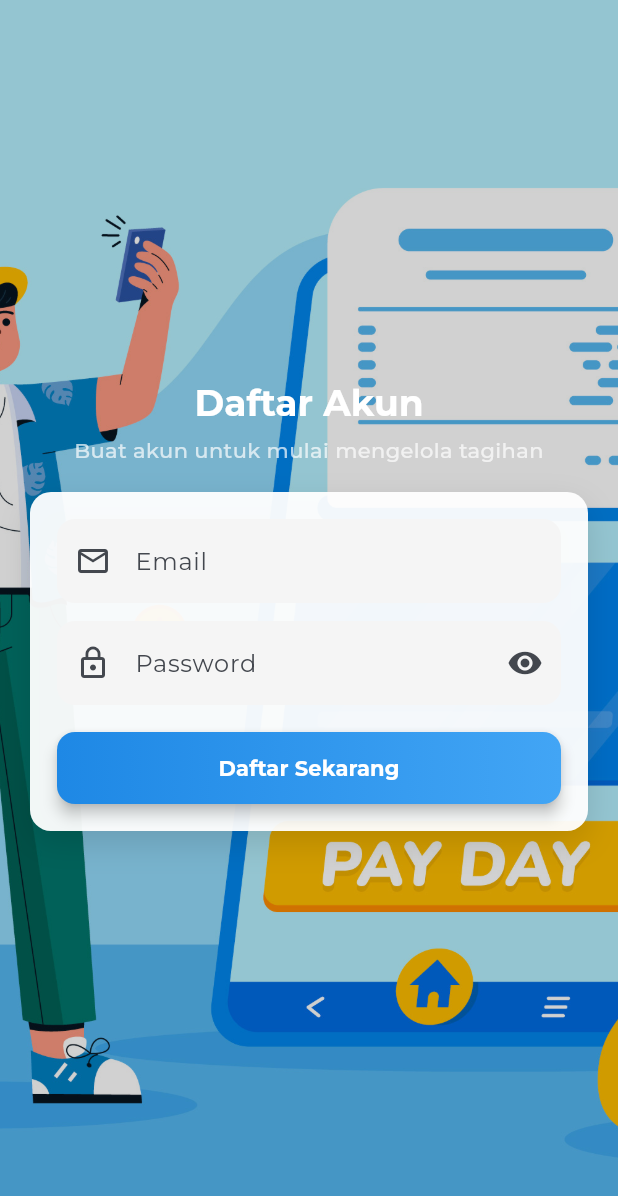
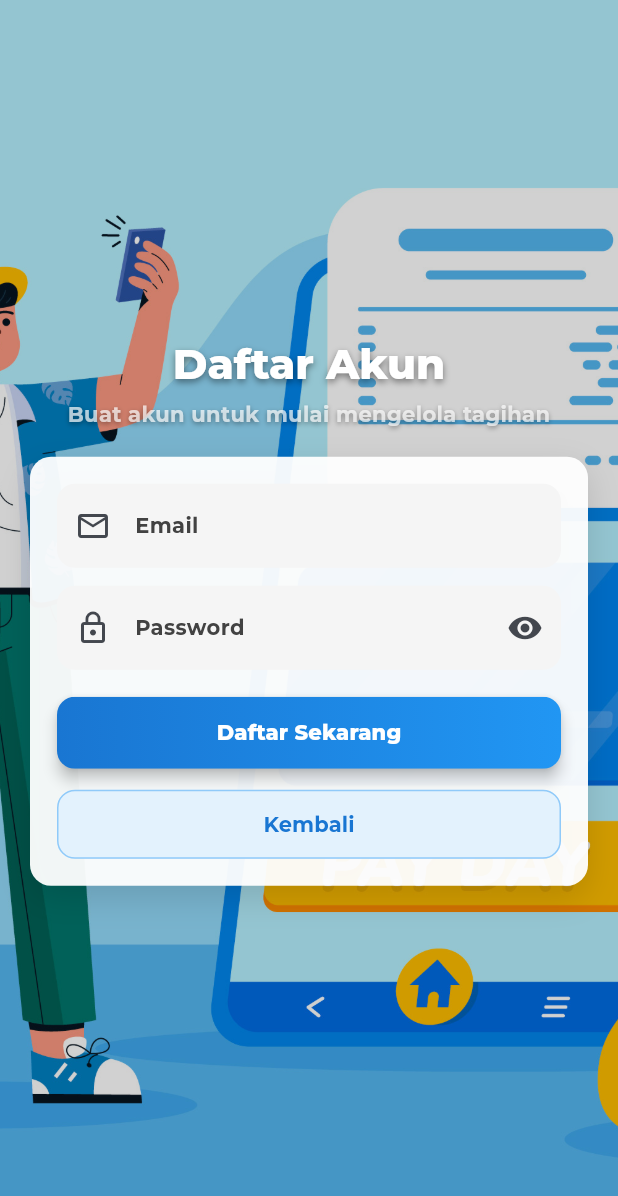
Before and after one commit to Samuel16299/mobile_app, a Flutter app: the RegisterScreen screen opened directly, on a phone screen of 412 x 824 dp. Shown: the top 1196 px of the screen. Run offline on Flutter 3.47's test engine with Material 3 defaults, Android fonts, the phone set to English and light mode, and no system bars; our stand-ins replace cloud_firestore, firebase_auth, firebase_core, flutter_local_notifications, flutter_riverpod, google_fonts and 2 more; accounts and stored records are empty.

Commit message:
perbarui ui register dan tambah tombol kembali

```diff
--- a/lib/features/bills/presentation/screens/register_screen.dart
+++ b/lib/features/bills/presentation/screens/register_screen.dart
@@ -26,12 +26,10 @@ class _RegisterScreenState extends ConsumerState<RegisterScreen> {
 
       if (!mounted) return;
 
-      // Tampilkan notifikasi sukses
       ScaffoldMessenger.of(context).showSnackBar(
         const SnackBar(content: Text('Registrasi berhasil')),
       );
 
-      // Kembali ke layar login
       Navigator.pop(context);
     } catch (e) {
       if (!mounted) return;
@@ -45,8 +43,43 @@ class _RegisterScreenState extends ConsumerState<RegisterScreen> {
 
   @override
   Widget build(BuildContext context) {
-    // Mengambil tema global dari main.dart (sudah Montserrat)
     final theme = Theme.of(context);
+
+    final titleStyle = theme.textTheme.headlineSmall?.copyWith(
+      color: Colors.white,
+      fontWeight: FontWeight.w800,
+      fontSize: 28,
+      shadows: const [
+        Shadow(
+          color: Colors.black45,
+          offset: Offset(0, 2),
+          blurRadius: 6,
+        ),
+      ],
+    );
+
+    final subtitleStyle = theme.textTheme.bodyMedium?.copyWith(
+      color: Colors.white70,
+      fontWeight: FontWeight.w700,
+      fontSize: 14,
+      shadows: const [
+        Shadow(
+          color: Colors.black38,
+          offset: Offset(0, 1),
+          blurRadius: 4,
+        ),
+      ],
+    );
+
+    final cardLabelStyle = theme.textTheme.bodyMedium?.copyWith(
+      color: Colors.grey.shade800,
+      fontWeight: FontWeight.w700,
+    );
+
+    final buttonTextStyle = theme.textTheme.labelLarge?.copyWith(
+      color: Colors.white,
+      fontWeight: FontWeight.w800,
+    );
 
     return Scaffold(
       body: Stack(
@@ -65,28 +98,23 @@ class _RegisterScreenState extends ConsumerState<RegisterScreen> {
           SafeArea(
             child: Center(
               child: SingleChildScrollView(
-                padding: const EdgeInsets.symmetric(horizontal: 20, vertical: 24),
+                padding:
+                const EdgeInsets.symmetric(horizontal: 20, vertical: 24),
                 child: Column(
                   mainAxisSize: MainAxisSize.min,
                   children: [
-                    Text(
-                      'Daftar Akun',
-                      textAlign: TextAlign.center,
-                      style: theme.textTheme.headlineSmall?.copyWith(
-                        color: Colors.white,
-                        fontWeight: FontWeight.w700,
-                      ),
-                    ),
+                    const SizedBox(height: 8),
+
+                    Text('Daftar Akun', style: titleStyle),
                     const SizedBox(height: 6),
                     Text(
                       'Buat akun untuk mulai mengelola tagihan',
-                      style: theme.textTheme.bodyMedium?.copyWith(
-                        color: Colors.white70,
-                        fontWeight: FontWeight.w500,
+                      textAlign: TextAlign.center,
+                      style: subtitleStyle,
                     ),
-                      textAlign: TextAlign.center,
-                    ),
+
                     const SizedBox(height: 18),
+
                     Container(
                       width: double.infinity,
                       constraints: const BoxConstraints(maxWidth: 520),
@@ -102,9 +130,7 @@ class _RegisterScreenState extends ConsumerState<RegisterScreen> {
                         ],
                       ),
                       padding: const EdgeInsets.symmetric(
-                        horizontal: 18,
-                        vertical: 18,
-                      ),
+                          horizontal: 18, vertical: 18),
                       child: Form(
                         key: _formKey,
                         child: Column(
@@ -116,18 +142,20 @@ class _RegisterScreenState extends ConsumerState<RegisterScreen> {
                                 prefixIcon: const Icon(Icons.email_outlined),
                                 filled: true,
                                 fillColor: Colors.grey.shade100,
+                                labelStyle: cardLabelStyle,
                                 border: OutlineInputBorder(
                                   borderRadius: BorderRadius.circular(12),
                                   borderSide: BorderSide.none,
                                 ),
                               ),
                               onChanged: (v) => _email = v,
-                              validator: (v) =>
-                                  v != null && v.contains('@')
+                              validator: (v) => v != null && v.contains('@')
                                   ? null
                                   : 'Email tidak valid',
                             ),
+
                             const SizedBox(height: 12),
+
                             TextFormField(
                               obscureText: _obscure,
                               decoration: InputDecoration(
@@ -137,23 +165,28 @@ class _RegisterScreenState extends ConsumerState<RegisterScreen> {
                                   icon: Icon(_obscure
                                       ? Icons.visibility
                                       : Icons.visibility_off),
-                                  onPressed: () => setState(
-                                      () => _obscure = !_obscure),
+                                  onPressed: () =>
+                                      setState(() => _obscure = !_obscure),
                                 ),
                                 filled: true,
                                 fillColor: Colors.grey.shade100,
+                                labelStyle: cardLabelStyle,
                                 border: OutlineInputBorder(
                                   borderRadius: BorderRadius.circular(12),
                                   borderSide: BorderSide.none,
                                 ),
                               ),
                               onChanged: (v) => _password = v,
-                              validator: (v) =>
-                                  v != null && v.length >= 6
+                              validator: (v) => v != null && v.length >= 6
                                   ? null
                                   : 'Minimal 6 karakter',
                             ),
+
                             const SizedBox(height: 18),
+
+                            // =======================
+                            //      TOMBOL DAFTAR
+                            // =======================
                             SizedBox(
                               width: double.infinity,
                               height: 48,
@@ -171,8 +204,8 @@ class _RegisterScreenState extends ConsumerState<RegisterScreen> {
                                   decoration: BoxDecoration(
                                     gradient: LinearGradient(
                                       colors: [
-                                        Colors.blue.shade600,
-                                        Colors.blue.shade400,
+                                        Colors.blue.shade700,
+                                        Colors.blue.shade500,
                                       ],
                                     ),
                                     borderRadius: BorderRadius.circular(12),
@@ -189,19 +222,45 @@ class _RegisterScreenState extends ConsumerState<RegisterScreen> {
                                     )
                                         : Text(
                                       'Daftar Sekarang',
-                                            style: theme.textTheme.labelLarge?.copyWith(
-                                              color: Colors.white,
-                                              fontWeight: FontWeight.bold,
+                                      style: buttonTextStyle,
                                     ),
                                   ),
                                 ),
                               ),
                             ),
+
+                            const SizedBox(height: 14),
+
+                            // =======================
+                            //       TOMBOL KEMBALI
+                            // =======================
+                            SizedBox(
+                              width: double.infinity,
+                              height: 46,
+                              child: OutlinedButton(
+                                onPressed: () => Navigator.pop(context),
+                                style: OutlinedButton.styleFrom(
+                                  shape: RoundedRectangleBorder(
+                                    borderRadius: BorderRadius.circular(12),
                                   ),
+                                  side: BorderSide(color: Colors.blue.shade200),
+                                  backgroundColor: Colors.blue.shade50,
+                                ),
+                                child: Text(
+                                  'Kembali',
+                                  style: theme.textTheme.labelLarge?.copyWith(
+                                    fontWeight: FontWeight.w700,
+                                    color: Colors.blue.shade700,
+                                  ),
+                                ),
+                              ),
+                            ),
+
                           ],
                         ),
                       ),
                     ),
+
                     const SizedBox(height: 18),
                   ],
                 ),
```
Lines whose indentation alone changed are shown as unchanged.
